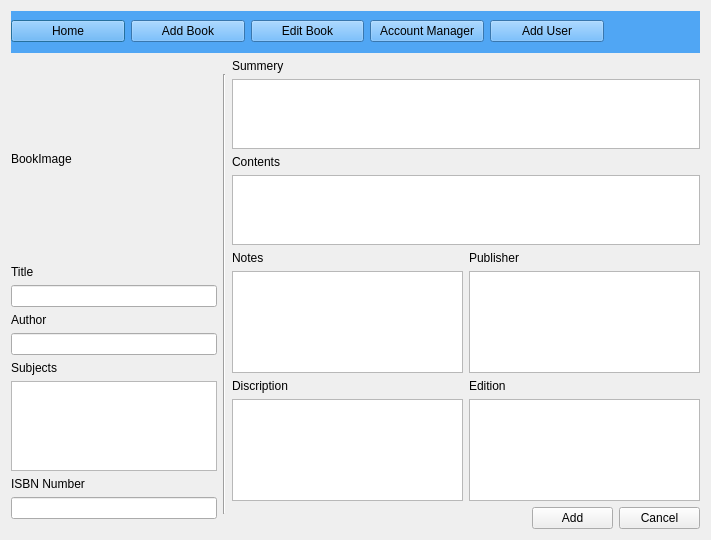
Above: IsraelEthanTaehgCS106point2/addbook.ui from israelBlackyb/IETMCS106.2 before the change. Below: the same form after it.
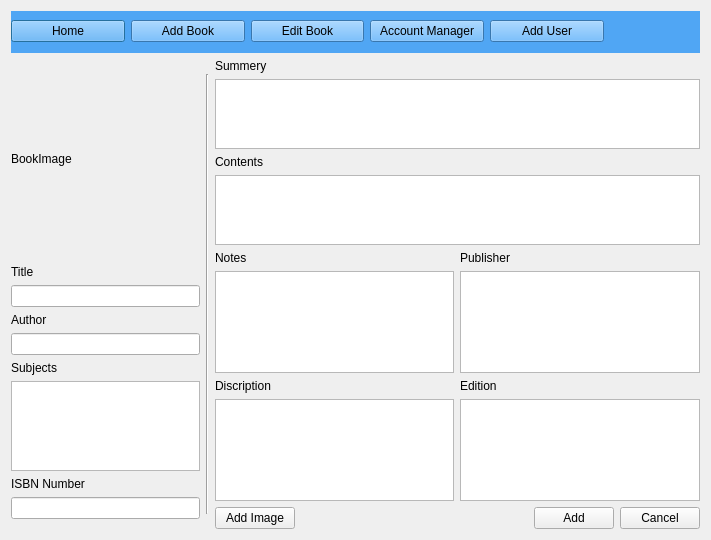
That is the form after the change.

Commit message: having users choose image for new book

Diff of the .ui file:
```diff
--- a/IsraelEthanTaehgCS106point2/addbook.ui
+++ b/IsraelEthanTaehgCS106point2/addbook.ui
@@ -306,6 +306,13 @@
        </item>
        <item>
         <layout class="QHBoxLayout" name="horizontalLayout_5">
+         <item>
+          <widget class="QPushButton" name="imageBtn">
+           <property name="text">
+            <string>Add Image</string>
+           </property>
+          </widget>
+         </item>
          <item>
           <spacer name="horizontalSpacer_2">
            <property name="orientation">
```
The commit also changes 5 other files.
